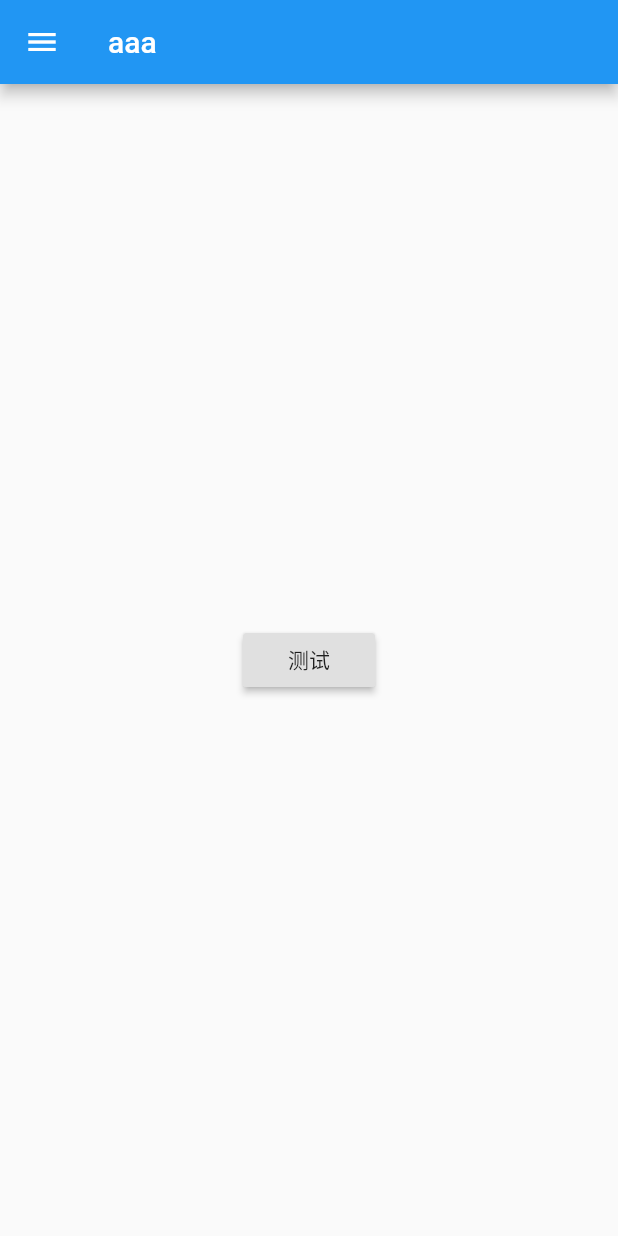
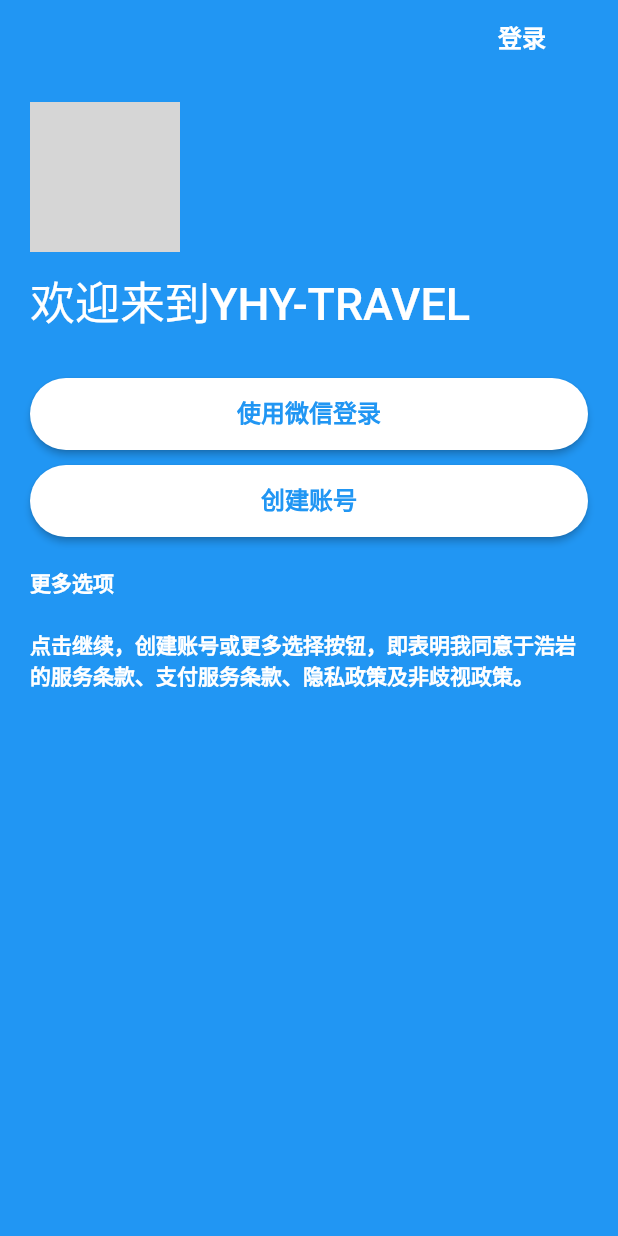
Before and after one commit to Void1315/yhy_travel, a Flutter app: the screen it shows after launch, on a phone screen of 412 x 824 dp. Run offline on Flutter 3.47's test engine with Material 2 defaults, Android fonts, the phone set to English and light mode, and no system bars; our stand-ins replace dio, flutter_redux, redux, redux_thunk; network calls fail; grey boxes are pictures that could not be loaded.

Commit message:
:memo: 添加头部注释

```diff
--- a/lib/api/fetch.dart
+++ b/lib/api/fetch.dart
@@ -14,7 +14,7 @@ import 'package:dio/native_imp.dart';
 import 'package:yhy_travel/config/env.dart';
 
 class Fetch extends DioForNative {
-
+  static const FIX = "lib/json";
   factory Fetch()=>_getInstance();
   static Fetch get instance => _getInstance();
   static Fetch _instance;
@@ -44,10 +44,8 @@ class Fetch extends DioForNative {
     }
     return options;
   }
-
-  _readJsonFile(String file_path) async{
-    const fix = "lib/json";
-    final String json = await rootBundle.loadString(fix+file_path+".json");
+  _readJsonFile(String filePath) async{
+    final String json = await rootBundle.loadString(FIX+filePath+".json");
     return json;
   }
 
--- a/lib/components/drawer/IndexDrawer.dart
+++ b/lib/components/drawer/IndexDrawer.dart
@@ -13,6 +13,7 @@ class IndexDrawer extends StatelessWidget {
         onInit: (store){
           if(store.state.drawerMenuState.drawerMenuList.length==0)
             store.dispatch(getDrawerMenuData);
+            print(getDrawerMenuData);
         },
         converter: (store) {
           return _ViewModel.create(store);
--- /dev/null
+++ b/lib/components/input/login_input.dart
@@ -0,0 +1,9 @@
+import 'package:flutter/material.dart';
+
+class LoginInput extends StatelessWidget {
+  @override
+  Widget build(BuildContext context) {
+    // TODO: implement build
+    return TextField(decoration: InputDecoration(border: OutlineInputBorder()),);
+  }
+}
--- /dev/null
+++ b/lib/components/login/login_button.dart
@@ -0,0 +1,32 @@
+import 'package:flutter/cupertino.dart';
+import 'package:flutter/material.dart';
+
+class LoginButton extends StatelessWidget{
+  Function onPressed;
+  String text;
+  EdgeInsetsGeometry margin;
+
+  LoginButton({this.text,this.onPressed,this.margin});
+
+  Widget build(BuildContext context) {
+    return Container(
+              margin: margin,
+              width: double.infinity,
+              child: RaisedButton(
+                color: Colors.white,
+                padding: EdgeInsets.only(top: 10,bottom: 14),
+                shape: RoundedRectangleBorder(
+                    borderRadius: BorderRadius.circular(25.0)),
+                child: Text(
+                  this.text,
+                  style: TextStyle(
+                      fontSize: 16,
+                      fontWeight: FontWeight.w800,
+                      color: Theme.of(context).indicatorColor),
+                ),
+                onPressed: this.onPressed,
+              ),
+            );
+  }
+
+}
--- /dev/null
+++ b/lib/components/text/card_color_text.dart
@@ -0,0 +1,21 @@
+import 'package:flutter/material.dart';
+
+class CardColorText extends StatelessWidget {
+  String text;
+
+  double fontSize;
+
+  FontWeight fontWeight;
+  CardColorText(
+      {this.text, this.fontSize = 14, this.fontWeight = FontWeight.w600});
+
+  Widget build(BuildContext context) {
+    return Text(
+      this.text,
+      style: TextStyle(
+          color: Theme.of(context).cardColor,
+          fontSize: this.fontSize,
+          fontWeight: this.fontWeight),
+    );
+  }
+}
--- /dev/null
+++ b/lib/components/theme/switch_theme_button.dart
@@ -0,0 +1,11 @@
+import 'package:flutter/material.dart';
+
+class SwitchThemeButton extends StatelessWidget {
+  @override
+  Widget build(BuildContext context) {
+    return IconButton(
+      icon: Icon(Icons.access_alarm),
+      onPressed: (){},
+    );
+  }
+}
--- a/lib/config/env.dart
+++ b/lib/config/env.dart
@@ -9,7 +9,6 @@
  * @Description: 使用单例模式的配置文件，
  */
 class Env {
-  static String DIR_PATH;// 项目路径
   static bool IS_DEVELOPMENT = true; // 是否为开发环境
   factory Env() => _getInstance();
   static Env get instance => _getInstance();
@@ -17,7 +16,6 @@ class Env {
   Env._internal() {
     // 初始化
   }
-
   static Env _getInstance() {
     if (_instance == null) {
       _instance = new Env._internal();
--- a/lib/main.dart
+++ b/lib/main.dart
@@ -1,3 +1,12 @@
+/*
+ * @Author: 脑瘫码农
+ * @Email: yuhaoyan_i@didiglobal.com
+ * @Company: didi
+ * @Date: 2019-10-26 23:46:42
+ * @LastEditors: 脑瘫码农
+ * @LastEditTime: 2019-11-09 14:10:16
+ * @Description: 主入口
+ */
 import 'package:flutter/material.dart';
 import 'package:flutter/rendering.dart';
 import 'package:flutter_redux/flutter_redux.dart';
@@ -8,7 +17,7 @@ import 'package:yhy_travel/config/env.dart';
 import './config/routers.dart' as Routers;
 
 main() {
-  debugPaintSizeEnabled = true;
+  // debugPaintSizeEnabled = true; // 显示网格线
   Env(); // 初始化Env配置文件
   runApp(MyApp());
 }
--- a/lib/pages/login/index.dart
+++ b/lib/pages/login/index.dart
@@ -1,23 +1,73 @@
-import 'package:dio/dio.dart';
 import 'package:flutter/material.dart';
-import 'package:yhy_travel/api/apis.dart';
-import 'package:yhy_travel/components/drawer/IndexDrawer.dart';
+import 'package:yhy_travel/components/login/login_button.dart';
+import 'package:yhy_travel/components/text/card_color_text.dart';
 
 class LoginIndex extends StatelessWidget {
   @override
   Widget build(BuildContext context) {
     return Scaffold(
-      appBar: AppBar(
-        title: Text("aaa"),
-      ),
-      drawer: IndexDrawer(),
-      body: Center(
-        child: RaisedButton(
-          child: Text("测试"),
-          onPressed: () async {
-            Response response = await API.getUserInfo();
-            print(response.data);
-          },
+      backgroundColor: Theme.of(context).primaryColor,
+      body: Container(
+        width: double.infinity,
+        padding: EdgeInsets.only(left: 20, right: 20),
+        child: Column(
+          crossAxisAlignment: CrossAxisAlignment.start,
+          children: <Widget>[
+            Container(
+              alignment: AlignmentDirectional.centerEnd,
+              width: double.infinity,
+              child: SafeArea(
+                child: FlatButton(
+                  padding: EdgeInsets.zero,
+                  shape: RoundedRectangleBorder(
+                      borderRadius: BorderRadius.circular(20.0)),
+                  child: Text('登录',
+                      style: TextStyle(
+                          fontSize: 16.0,
+                          fontWeight: FontWeight.bold,
+                          color: Theme.of(context).cardColor)),
+                  onPressed: () {},
+                ),
+              ),
+            ),
+            Container(
+              padding: EdgeInsets.only(top: 20),
+              margin: EdgeInsets.only(bottom: 10),
+              alignment: Alignment.centerLeft,
+              width: double.infinity,
+              child: Image(
+                fit: BoxFit.cover,
+                height: 100.0,
+                image: NetworkImage('http://lorempixel.com/640/480/business'),
+              ),
+            ),
+            Text(
+              "欢迎来到YHY-TRAVEL",
+              style: TextStyle(
+                  color: Theme.of(context).cardColor,
+                  fontSize: 30.0,
+                  fontWeight: FontWeight.w500),
+            ),
+            LoginButton(
+              text: "使用微信登录",
+              onPressed: () {},
+              margin: EdgeInsets.only(top: 30, bottom: 10),
+            ),
+            LoginButton(
+              text: "创建账号",
+              onPressed: () {},
+              margin: EdgeInsets.only(bottom: 20),
+            ),
+            Padding(
+              padding: EdgeInsets.only(bottom: 20),
+              child: CardColorText(
+                text: "更多选项",
+              ),
+            ),
+            CardColorText(
+              text: "点击继续，创建账号或更多选择按钮，即表明我同意于浩岩的服务条款、支付服务条款、隐私政策及非歧视政策。",
+            ),
+          ],
         ),
       ),
     );
```
Also changed, not shown: lib/pages/login/login.dart (added).
